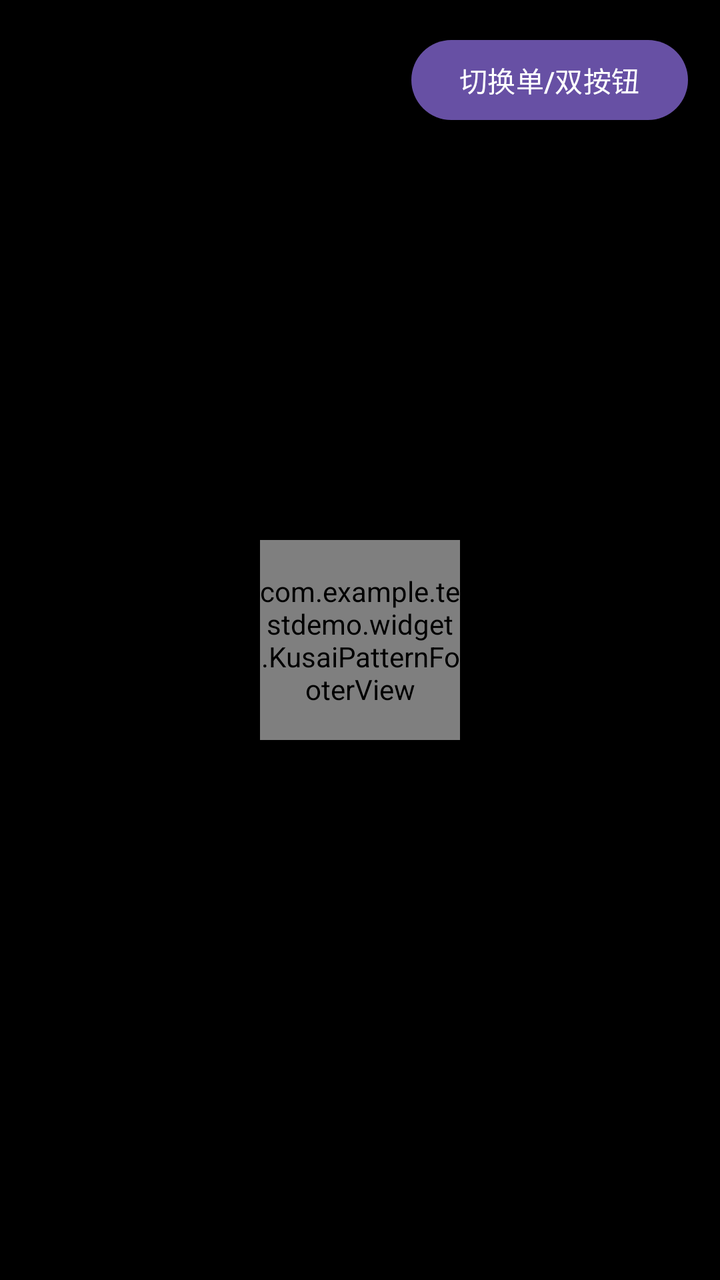
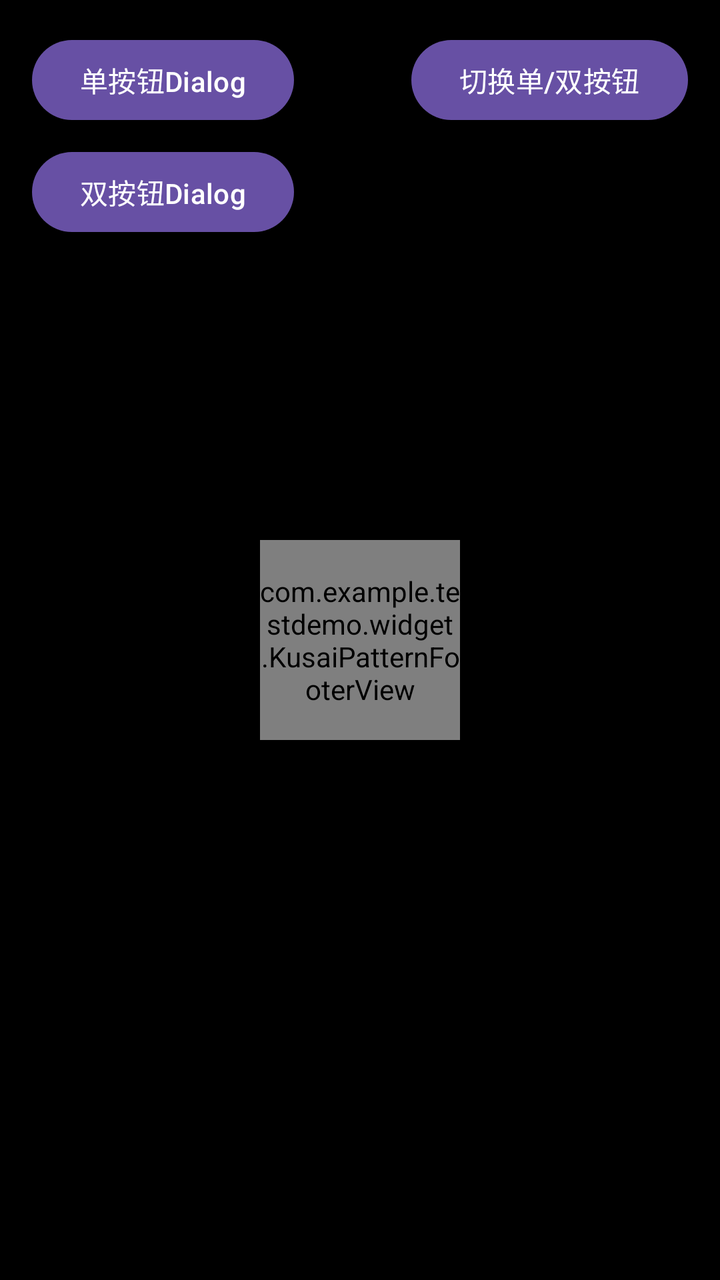

Compare the two renders of this Android layout. The source of the first and the diff that turns it into the second are given below.
<!-- AndroidManifest.xml: application theme Theme.TestDemo -->
<!-- res/layout/activity_glass_footer_demo.xml -->
<?xml version="1.0" encoding="utf-8"?>
<FrameLayout xmlns:android="http://schemas.android.com/apk/res/android"
    android:layout_width="match_parent"
    android:layout_height="match_parent"
    android:layout_gravity="center"
    android:background="@color/kusai_pin_background">
    <FrameLayout
        android:layout_width="300px"
        android:layout_height="300px"
        android:layout_gravity="center">
        
        <ImageView
            android:id="@+id/kusai_pattern_bg"
            android:layout_width="match_parent"
            android:layout_height="match_parent"
            android:contentDescription="@null"
            android:importantForAccessibility="no"
            android:scaleType="fitXY"
            android:src="@drawable/kusai_pin_bg" />

        
        <TextView
            android:id="@+id/kusai_pattern_title"
            android:layout_width="wrap_content"
            android:layout_height="32px"
            android:layout_gravity="center_horizontal"
            android:layout_marginTop="92px"
            android:fontFamily="sans-serif-medium"
            android:gravity="center"
            android:includeFontPadding="false"
            android:text="@string/kusai_pattern_entry_title"
            android:textColor="@color/kusai_pin_title"
            android:textSize="28px" />

        
        <TextView
            android:id="@+id/kusai_pattern_subtitle"
            android:layout_width="wrap_content"
            android:layout_height="22px"
            android:layout_gravity="center_horizontal"
            android:layout_marginTop="128px"
            android:fontFamily="sans-serif"
            android:gravity="center"
            android:includeFontPadding="false"
            android:text="@string/kusai_pattern_entry_subtitle"
            android:textColor="@color/kusai_pin_subtitle"
            android:textSize="16px" />

        
        <com.example.testdemo.widget.KusaiPatternFooterView
            android:id="@+id/footer"
            android:layout_width="match_parent"
            android:layout_height="match_parent" />
    </FrameLayout>

    
    <Button
        android:id="@+id/btn_toggle_mode"
        android:layout_width="wrap_content"
        android:layout_height="wrap_content"
        android:layout_gravity="top|end"
        android:layout_margin="16dp"
        android:text="切换单/双按钮" />


</FrameLayout>
<!-- resources referenced by this layout -->
<resources>
  <color name="kusai_pin_background">#000000</color>
  <color name="kusai_pin_subtitle">#A6FFFFFF</color>
  <color name="kusai_pin_title">#FFFFFFFF</color>
  <!-- drawable kusai_pin_bg: webp bitmap (drawable-nodpi, 228300 bytes) -->
  <string name="kusai_pattern_entry_subtitle">Use at least 4 dots</string>
  <string name="kusai_pattern_entry_title">Draw Pattern</string>
  <style name="Theme.TestDemo" parent="Base.Theme.TestDemo" />
  <style name="Base.Theme.TestDemo" parent="Theme.Material3.DayNight.NoActionBar">
          
          
      </style>
</resources>

<!-- the commit's change to res/layout/activity_glass_footer_demo.xml (unified diff, before → after) -->
@@ -62,5 +62,24 @@
         android:layout_margin="16dp"
         android:text="切换单/双按钮" />
 
+    
+    <Button
+        android:id="@+id/btn_dialog_single"
+        android:layout_width="wrap_content"
+        android:layout_height="wrap_content"
+        android:layout_gravity="top|start"
+        android:layout_margin="16dp"
+        android:text="单按钮Dialog" />
+
+    
+    <Button
+        android:id="@+id/btn_dialog_double"
+        android:layout_width="wrap_content"
+        android:layout_height="wrap_content"
+        android:layout_gravity="top|start"
+        android:layout_marginTop="72dp"
+        android:layout_marginStart="16dp"
+        android:text="双按钮Dialog" />
+
 
 </FrameLayout>
